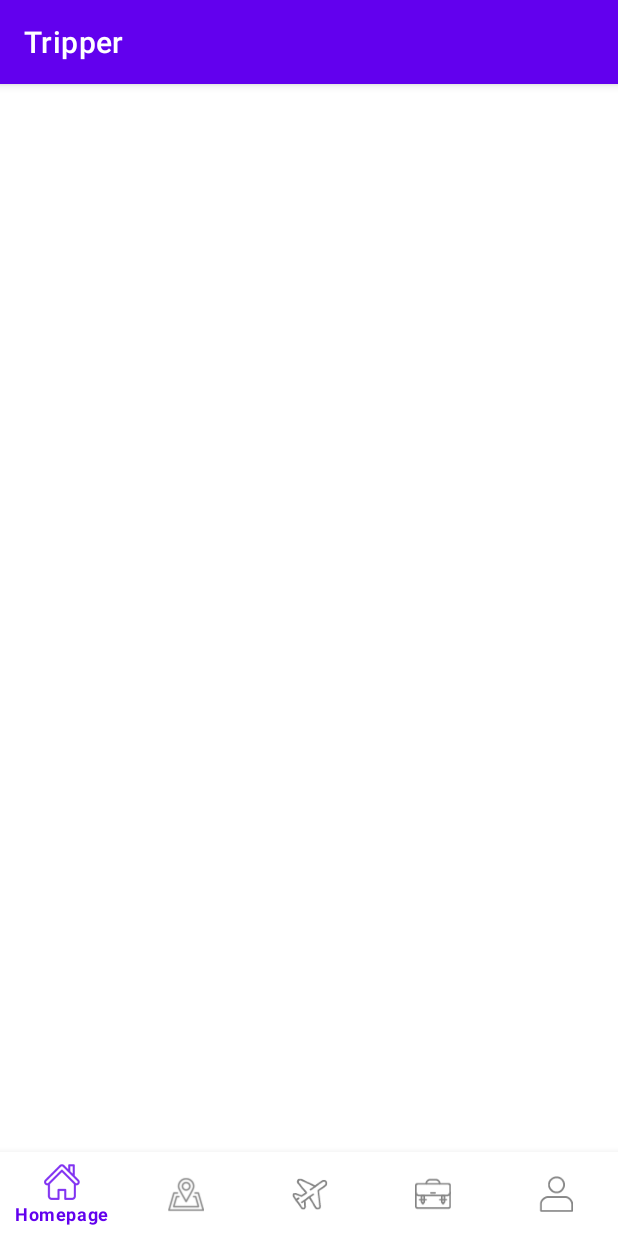
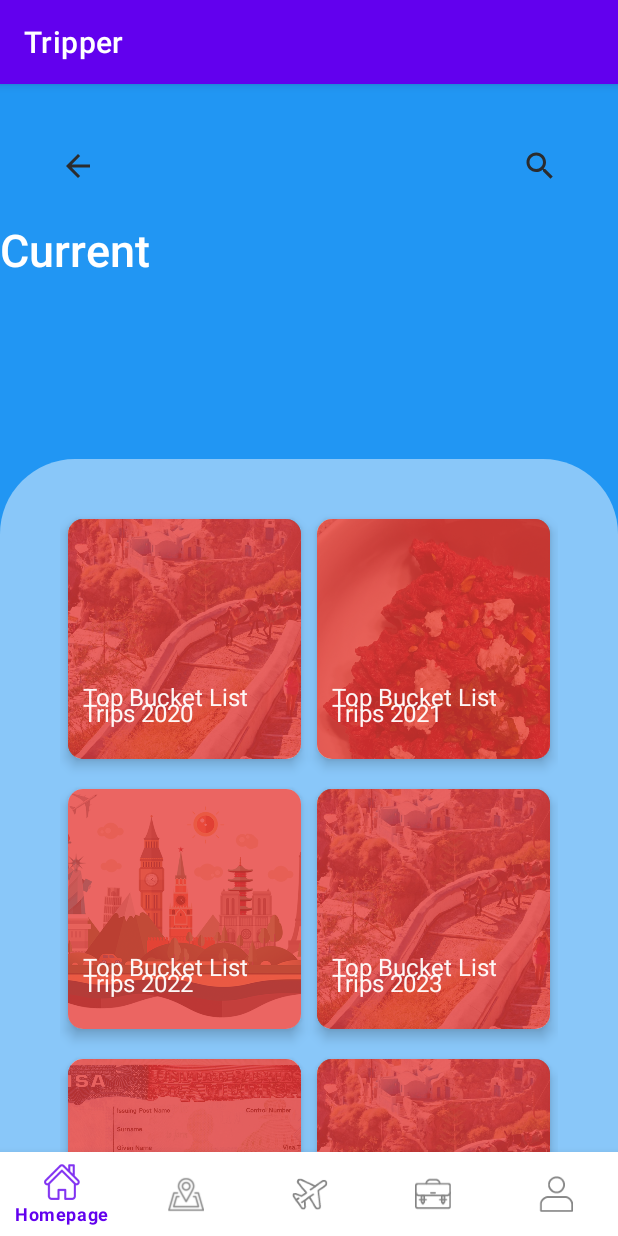
Before and after one commit to jiwagon/Tripper-App, an Android app: the screen it shows after launch (MainActivity), on a phone screen of 412 x 824 dp. Run offline under Robolectric (Android 15) with nearby library versions, the phone set to English and light mode, and no system bars; our stand-ins replace navigation-ui.

Commit message:
Functional RecyclerView

```diff
--- /dev/null
+++ b/app/src/main/java/com/example/tripper_2/Guide.java
@@ -0,0 +1,17 @@
+package com.example.tripper_2;
+
+import android.widget.ImageView;
+import android.widget.RelativeLayout;
+import android.widget.TextView;
+
+
+public class Guide {
+
+    String text;
+    int image;
+
+    public Guide(String text, int image) {
+        this.text = text;
+        this.image = image;
+    }
+}
--- a/app/src/main/java/com/example/tripper_2/HomeActivity.java
+++ b/app/src/main/java/com/example/tripper_2/HomeActivity.java
@@ -7,7 +7,11 @@ import androidx.annotation.Nullable;
 import androidx.fragment.app.Fragment;
 import androidx.recyclerview.widget.GridLayoutManager;
 import androidx.recyclerview.widget.RecyclerView;
+
+import android.view.LayoutInflater;
 import android.view.View;
+import android.view.ViewGroup;
+
 import java.util.ArrayList;
 
 /**
@@ -16,15 +20,51 @@ import java.util.ArrayList;
 
 public class HomeActivity extends Fragment {
 
-    private Adapter recyclerViewAdapter;
+    @Override
+    public View onCreateView(LayoutInflater inflater, ViewGroup container,
+                             Bundle savedInstanceState) {
+        // Inflate the layout for this fragment
+        return inflater.inflate(R.layout.home_fragment, container, false);
+    }
+
+    private ArrayList<Guide> guideArraylist;
+
     @Override
     public void onViewCreated(@NonNull View view, @Nullable Bundle savedInstanceState) {
         super.onViewCreated(view, savedInstanceState);
 
+        dataInitialized();
+
         RecyclerView recyclerView = view.findViewById(R.id.recyclerView);
         recyclerView.setHasFixedSize(true);
-        recyclerView.setLayoutManager(new GridLayoutManager(recyclerView.getContext(), 4));
-        //Adapter recyclerViewAdapter = new Adapter(getContext(), R.layout.home_fragment);
+        recyclerView.setLayoutManager(new GridLayoutManager(recyclerView.getContext(), 2));
+        RecyclerViewAdapter recyclerViewAdapter = new RecyclerViewAdapter(getContext(), guideArraylist);
         recyclerView.setAdapter(recyclerViewAdapter);
     }
+
+    private void dataInitialized() {
+        guideArraylist = new ArrayList<>();
+
+        String[] textID = new String[]{
+                getString(R.string.text1),
+                getString(R.string.text2),
+                getString(R.string.text3),
+                getString(R.string.text4),
+                getString(R.string.text1),
+                getString(R.string.text2),
+        };
+
+        int[] imageResourceID = new int[]{
+                R.drawable.project_pic1,
+                R.drawable.blooddonate,
+                R.drawable.homepage_background,
+                R.drawable.project_pic1,
+                R.drawable.doc_visa,
+                R.drawable.project_pic1,
+        };
+        for (int i = 0; i < textID.length; i++) {
+            Guide guides = new Guide(textID[i], imageResourceID[i]);
+            guideArraylist.add(guides);
+        }
+    }
 }
--- /dev/null
+++ b/app/src/main/java/com/example/tripper_2/RecyclerViewAdapter.java
@@ -0,0 +1,63 @@
+package com.example.tripper_2;
+
+        import android.content.Context;
+        import android.graphics.Color;
+        import android.view.LayoutInflater;
+        import android.view.View;
+        import android.view.ViewGroup;
+        import android.widget.Adapter;
+        import android.widget.ImageView;
+        import android.widget.RelativeLayout;
+        import android.widget.TextView;
+
+        import androidx.annotation.NonNull;
+        import androidx.recyclerview.widget.RecyclerView;
+
+        import java.util.ArrayList;
+
+public class RecyclerViewAdapter extends RecyclerView.Adapter<RecyclerViewAdapter.MyViewHolder> {
+
+    Context context;
+    ArrayList<Guide> guideArrayList;
+
+    public RecyclerViewAdapter(Context context, ArrayList<Guide> guideArrayList) {
+        this.context = context;
+        this.guideArrayList = guideArrayList;
+    }
+
+    public RecyclerViewAdapter() {
+    }
+
+    @NonNull
+    @Override
+    public MyViewHolder onCreateViewHolder(@NonNull ViewGroup parent, int viewType) {
+        View view = LayoutInflater.from(context).inflate(R.layout.row, parent, false);
+        return new MyViewHolder(view);
+    }
+
+    @Override
+    public void onBindViewHolder(@NonNull MyViewHolder holder, int position) {
+        Guide guides = guideArrayList.get(position);
+        holder.text.setText(guides.text);
+        holder.image.setImageResource(guides.image);
+    }
+
+    @Override
+    public int getItemCount() {
+        return guideArrayList.size();
+    }
+
+    public class MyViewHolder extends RecyclerView.ViewHolder {
+        ImageView image;
+        TextView text;
+        //RelativeLayout back;
+
+        public MyViewHolder(@NonNull View itemView) {
+
+            super(itemView);
+            image = itemView.findViewById(R.id.image);
+            text = itemView.findViewById(R.id.text);
+            //back = itemView.findViewById(R.id.back);
+        }
+    }
+}
--- a/app/src/main/res/layout/home_fragment.xml
+++ b/app/src/main/res/layout/home_fragment.xml
@@ -7,10 +7,6 @@
     tools:context=".HomeActivity">
 
     <!-- fragment layout -->
-    <TextView
-        android:layout_width="match_parent"
-        android:layout_height="match_parent"
-        />
 
     <androidx.constraintlayout.widget.ConstraintLayout
         android:layout_width="match_parent"
@@ -24,7 +20,6 @@
             android:id="@+id/home_widget_title"
             android:layout_width="match_parent"
             android:layout_height="wrap_content"
-            android:layout_marginStart="30dp"
             android:layout_marginTop="10dp"
             android:layout_marginEnd="30dp"
             android:text="@string/home_widget_title"
@@ -68,7 +63,7 @@
             android:id="@+id/guide_background"
             android:layout_width="match_parent"
             android:layout_height="match_parent"
-            android:layout_marginTop="300dp"
+            android:layout_marginTop="250dp"
             android:background="@drawable/home_dashboard_back"
             app:layout_constraintBottom_toBottomOf="parent"
             app:layout_constraintStart_toStartOf="parent"
@@ -86,8 +81,7 @@
                     android:id="@+id/recyclerView"
                     android:layout_width="match_parent"
                     android:layout_height="wrap_content"
-                    android:layout_marginTop="30dp"
-                    tools:listitem="@layout/row"/>
+                    android:layout_marginTop="30dp" />
             </RelativeLayout>
         </RelativeLayout>
 
```
